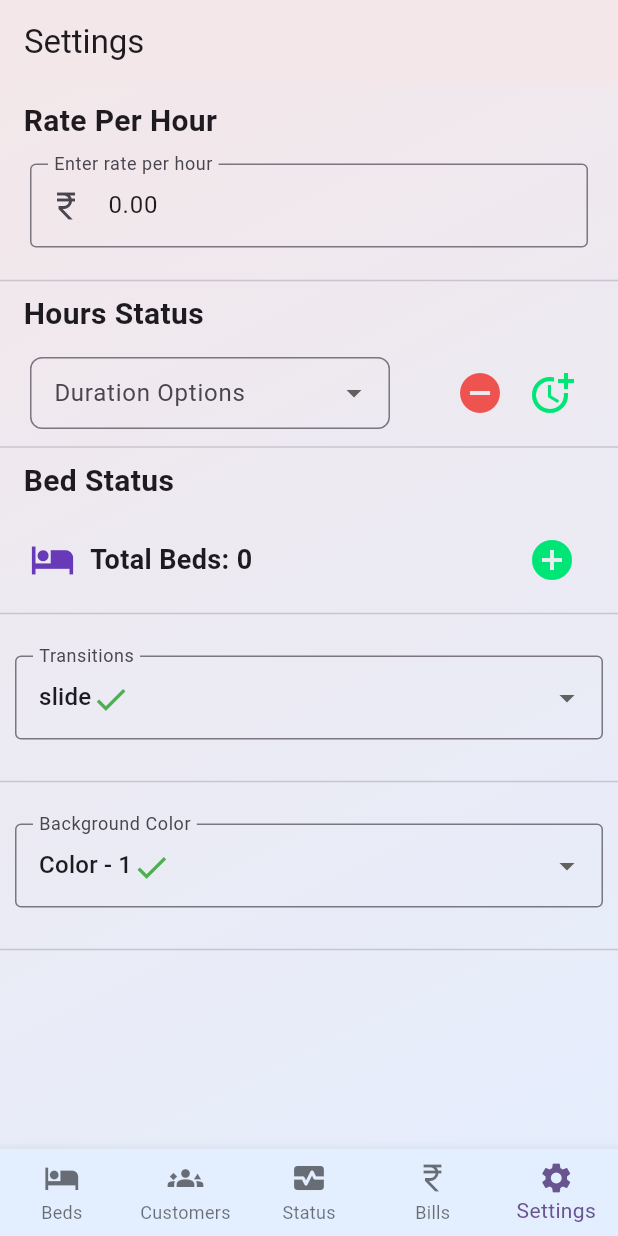
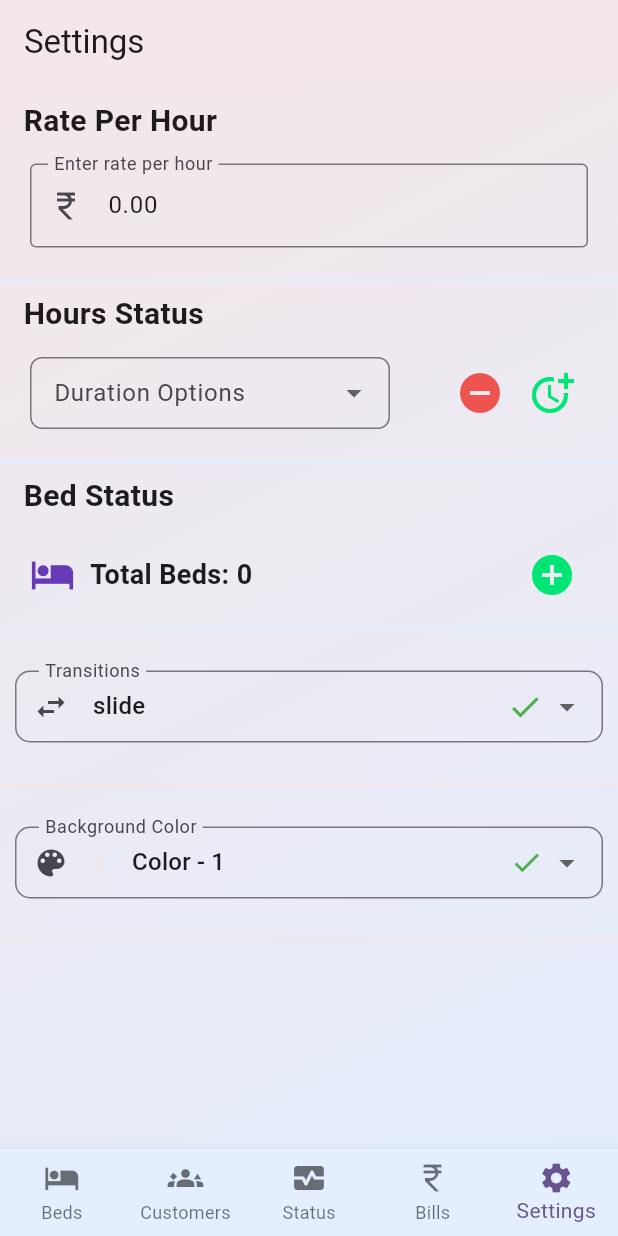
Before and after one commit to sameer1948/urban_rest, a Flutter app: the screen it shows after launch, item 5 of the bottom bar chosen, on a phone screen of 412 x 824 dp. Run offline on Flutter 3.47's test engine with Material 3 defaults, Android fonts, the phone set to English and light mode, and no system bars; our stand-ins replace flutter_svg, percent_indicator, shared_preferences, sqflite; accounts and stored records are empty.

Commit message:
Updating Settings Page

```diff
--- a/lib/main.dart
+++ b/lib/main.dart
@@ -35,6 +35,7 @@ class MyApp extends StatelessWidget {
   Widget build(BuildContext context) {
     return MaterialApp(
       title: 'Urban Rest',
+      debugShowCheckedModeBanner: false,
       theme: ThemeData(
         colorScheme: ColorScheme.fromSeed(seedColor: Colors.deepPurple),
       ),
--- a/lib/pages/settings_page.dart
+++ b/lib/pages/settings_page.dart
@@ -251,7 +251,12 @@ class _SettingsPageState extends State<SettingsPage> {
                 ),
               ),
 
-              Divider(),
+              Divider(
+                color: CommonWidgets.getBottomColors(
+                  selectedBackGroundColor?.colorsList ?? '0xFF2193b0',
+                ),
+                thickness: 2.0,
+              ),
 
               // Section 2: Hours Status
               Text(
@@ -338,7 +343,13 @@ class _SettingsPageState extends State<SettingsPage> {
                 ),
               ),
 
-              Divider(),
+              const SizedBox(height: 10),
+              Divider(
+                color: CommonWidgets.getBottomColors(
+                  selectedBackGroundColor?.colorsList ?? '0xFF2193b0',
+                ),
+                thickness: 2.0,
+              ),
 
               // Section 3: Bed Status
               Text(
@@ -405,7 +416,12 @@ class _SettingsPageState extends State<SettingsPage> {
                 ),
               ),
 
-              Divider(),
+              Divider(
+                color: CommonWidgets.getBottomColors(
+                  selectedBackGroundColor?.colorsList ?? '0xFF2193b0',
+                ),
+                thickness: 2.0,
+              ),
               const SizedBox(height: 10),
 
               // Section 4 : Transitions
@@ -414,9 +430,19 @@ class _SettingsPageState extends State<SettingsPage> {
                 child: DropdownButtonFormField<Transition>(
                   decoration: InputDecoration(
                     labelText: 'Transitions',
-                    border: OutlineInputBorder(),
+                    prefixIcon: Icon(Icons.swap_horiz),
+                    border: OutlineInputBorder(
+                      borderRadius: BorderRadius.circular(10),
+                    ),
+                    contentPadding: const EdgeInsets.symmetric(
+                      horizontal: 16,
+                      vertical: 12,
+                    ),
                   ),
                   value: selectedTransition,
+                  isExpanded: true,
+                  icon: const Icon(Icons.arrow_drop_down),
+                  dropdownColor: Colors.white,
                   items:
                       transitionList.map((transition) {
                         return DropdownMenuItem<Transition>(
@@ -424,21 +450,25 @@ class _SettingsPageState extends State<SettingsPage> {
                           child: Row(
                             mainAxisAlignment: MainAxisAlignment.spaceBetween,
                             children: [
-                              Text(
-                                transition.style,
-                                style: TextStyle(fontSize: 16),
+                              Expanded(
+                                child: Text(
+                                  transition.style,
+                                  style: const TextStyle(fontSize: 16),
+                                ),
                               ),
                               if (transition == selectedTransition)
-                                Icon(
+                                const Icon(
                                   Icons.check,
                                   color: Colors.green,
-                                  size: 26,
+                                  size: 24,
                                 ),
                             ],
                           ),
                         );
                       }).toList(),
                   onChanged: (Transition? value) async {
+                    if (value == null || value == selectedTransition) return;
+
                     final transitionProvider = Provider.of<TransitionProvider>(
                       context,
                       listen: false,
@@ -446,11 +476,12 @@ class _SettingsPageState extends State<SettingsPage> {
 
                     await transitionProvider.update(
                       Transition(
-                        id: value!.id,
+                        id: value.id,
                         style: value.style,
                         isActive: Transition.VALUE_YES,
                       ),
                     );
+
                     setState(() {
                       selectedTransition = value;
                     });
@@ -459,7 +490,12 @@ class _SettingsPageState extends State<SettingsPage> {
               ),
 
               const SizedBox(height: 10),
-              Divider(),
+              Divider(
+                color: CommonWidgets.getTopColors(
+                  selectedBackGroundColor?.colorsList ?? '0xFF2193b0',
+                ),
+                thickness: 2.0,
+              ),
               const SizedBox(height: 10),
 
               // Section 5 : Background Color
@@ -468,31 +504,65 @@ class _SettingsPageState extends State<SettingsPage> {
                 child: DropdownButtonFormField<BackgroundColor>(
                   decoration: InputDecoration(
                     labelText: 'Background Color',
-                    border: OutlineInputBorder(),
+                    prefixIcon: const Icon(Icons.color_lens),
+                    border: OutlineInputBorder(
+                      borderRadius: BorderRadius.circular(10),
+                    ),
+                    contentPadding: const EdgeInsets.symmetric(
+                      horizontal: 16,
+                      vertical: 12,
+                    ),
                   ),
                   value: selectedBackGroundColor,
+                  isExpanded: true,
+                  icon: const Icon(Icons.arrow_drop_down),
+                  dropdownColor: Colors.white,
                   items:
                       backgroundColorList.map((backGroundcolor) {
                         return DropdownMenuItem<BackgroundColor>(
                           value: backGroundcolor,
                           child: Row(
-                            mainAxisAlignment: MainAxisAlignment.spaceBetween,
                             children: [
-                              Text(
-                                backGroundcolor.key,
-                                style: TextStyle(fontSize: 16),
+                              // Color circle preview
+                              Container(
+                                width: 16,
+                                height: 16,
+                                margin: const EdgeInsets.only(right: 10),
+                                decoration: BoxDecoration(
+                                  shape: BoxShape.circle,
+                                  gradient: LinearGradient(
+                                    colors: CommonWidgets.getColors(
+                                      backGroundcolor.colorsList,
+                                    ),
+                                  ),
+                                ),
+                              ),
+                              // Flexible text label
+                              Expanded(
+                                child: Text(
+                                  backGroundcolor.key,
+                                  style: const TextStyle(fontSize: 16),
+                                  overflow: TextOverflow.ellipsis,
+                                ),
                               ),
                               if (backGroundcolor == selectedBackGroundColor)
-                                Icon(
-                                  Icons.check,
-                                  color: Colors.green,
-                                  size: 26,
+                                const Padding(
+                                  padding: EdgeInsets.only(left: 10),
+                                  child: Icon(
+                                    Icons.check,
+                                    color: Colors.green,
+                                    size: 22,
+                                  ),
                                 ),
                             ],
                           ),
                         );
                       }).toList(),
                   onChanged: (BackgroundColor? value) async {
+                    if (value == null || value == selectedBackGroundColor) {
+                      return;
+                    }
+
                     final backgroundcolorprovider =
                         Provider.of<Backgroundcolorprovider>(
                           context,
@@ -501,12 +571,13 @@ class _SettingsPageState extends State<SettingsPage> {
 
                     await backgroundcolorprovider.update(
                       BackgroundColor(
-                        id: value!.id,
+                        id: value.id,
                         key: value.key,
                         colorsList: value.colorsList,
                         isActive: BackgroundColor.VALUE_YES,
                       ),
                     );
+
                     setState(() {
                       selectedBackGroundColor = value;
                     });
@@ -515,7 +586,12 @@ class _SettingsPageState extends State<SettingsPage> {
               ),
 
               const SizedBox(height: 10),
-              Divider(),
+              Divider(
+                color: CommonWidgets.getTopColors(
+                  selectedBackGroundColor?.colorsList ?? '0xFF2193b0',
+                ),
+                thickness: 2.0,
+              ),
               const SizedBox(height: 10),
             ],
           ),
```
